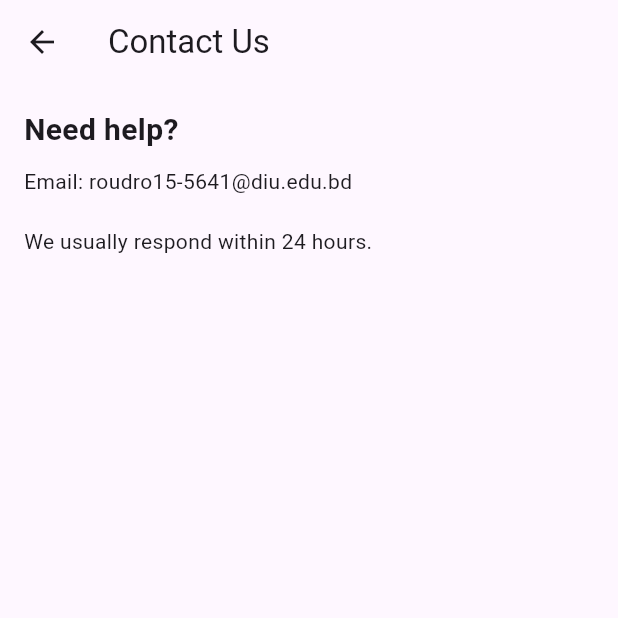
After one commit to sadmanhossainroudro13/Project_DIU_SWAP, a Flutter app: the screen it shows once a user with an empty profile is signed in, item 4 of the bottom bar chosen, after a tap on "Contact Us", on a phone screen of 412 x 824 dp, the top half of it. The commit adds this screen. Run offline on Flutter 3.47's test engine with Material 3 defaults, Android fonts, the phone set to English and light mode, and no system bars; our stand-ins replace cloud_firestore, firebase_auth, firebase_core, firebase_storage, image_picker; accounts and stored records are empty.

Commit message:
UI polish and remove unnecessary functionalities

```diff
--- a/lib/main.dart
+++ b/lib/main.dart
@@ -1,10 +1,10 @@
 import 'package:firebase_auth/firebase_auth.dart';
 import 'package:flutter/material.dart';
 import 'package:firebase_core/firebase_core.dart';
-import 'package:project_diu_swap/login_screen/login_screen.dart';
+import 'package:project_diu_swap/screens/login_screen/login_screen.dart';
 import 'package:project_diu_swap/screens/home/home_page.dart';
 import 'package:project_diu_swap/screens/main_screen.dart';
-import 'package:project_diu_swap/screens/signup_screen.dart';
+import 'package:project_diu_swap/screens/sign_up/signup_screen.dart';
 
 void main() async {
   WidgetsFlutterBinding.ensureInitialized();
--- a/lib/screens/home/home_page.dart
+++ b/lib/screens/home/home_page.dart
@@ -4,7 +4,7 @@ import 'package:project_diu_swap/screens/home/widgets/search_bar.dart';
 import 'package:project_diu_swap/widgets/bold_text.dart';
 import 'package:project_diu_swap/screens/home/widgets/categories_sort.dart';
 import 'package:project_diu_swap/screens/home/widgets/home_appbar.dart';
-import 'package:project_diu_swap/screens/home/widgets/latestListing_seeAll.dart';
+
 import 'package:project_diu_swap/screens/home/widgets/latest_listing_card.dart';
 
 class Homepage extends StatefulWidget {
@@ -39,12 +39,12 @@ class _HomepageState extends State<Homepage> {
                       },
                     ),
                   ),
-
-                  IconButton(onPressed: () {}, icon: Icon(Icons.filter_alt)),
                 ],
               ),
 
-              LatestlistingSeeall(str: "Categories"),
+              SizedBox(height: 10),
+
+              BoldText(str: "Categories", fontSize: 25),
 
               //Category Section
               CategoriesSort(
@@ -56,8 +56,10 @@ class _HomepageState extends State<Homepage> {
                 },
               ),
 
-              //Latest listing and see all
-              LatestlistingSeeall(str: "Latest Listing"),
+              SizedBox(height: 10),
+
+              //Latest listing
+              BoldText(str: "Latest Listing", fontSize: 25),
 
               //Latese Listing Card
               LatestListingCard(
--- a/lib/screens/home/product_details.dart
+++ b/lib/screens/home/product_details.dart
@@ -148,7 +148,7 @@ class _ProductDetailsState extends State<ProductDetails> {
                         ],
                       ),
 
-                      //Favourite
+                      // //Favourite
                       // IconButton(
                       //   onPressed: () {
                       //     setState(() {
--- a/lib/screens/my_posts/my_post.dart
+++ b/lib/screens/my_posts/my_post.dart
@@ -16,7 +16,10 @@ class _MyPostState extends State<MyPost> {
     final userId = FirebaseAuth.instance.currentUser!.uid;
     return Scaffold(
       appBar: AppBar(
-        title: Text("My Listing"),
+        title: Text(
+          "My Listing",
+          style: TextStyle(fontWeight: FontWeight.bold),
+        ),
         centerTitle: true,
         backgroundColor: Colors.black87,
         foregroundColor: Colors.white,
--- /dev/null
+++ b/lib/screens/profile_page/pages/contact_us.dart
@@ -0,0 +1,29 @@
+import 'package:flutter/material.dart';
+
+class ContactUsScreen extends StatelessWidget {
+  const ContactUsScreen({super.key});
+
+  @override
+  Widget build(BuildContext context) {
+    return Scaffold(
+      appBar: AppBar(title: Text("Contact Us")),
+      body: Padding(
+        padding: const EdgeInsets.all(16),
+        child: Column(
+          crossAxisAlignment: CrossAxisAlignment.start,
+          children: [
+            Text(
+              "Need help?",
+              style: TextStyle(fontSize: 20, fontWeight: FontWeight.bold),
+            ),
+            SizedBox(height: 10),
+            Text("Email: roudro15-5641@diu.edu.bd"),
+
+            SizedBox(height: 20),
+            Text("We usually respond within 24 hours."),
+          ],
+        ),
+      ),
+    );
+  }
+}
--- a/lib/screens/profile_page/profile_screen.dart
+++ b/lib/screens/profile_page/profile_screen.dart
@@ -2,6 +2,10 @@ import 'package:cloud_firestore/cloud_firestore.dart';
 import 'package:flutter/material.dart';
 import 'package:firebase_auth/firebase_auth.dart';
 import 'package:project_diu_swap/screens/main_screen.dart';
+import 'package:project_diu_swap/screens/profile_page/pages/contact_us.dart';
+import 'package:project_diu_swap/screens/profile_page/pages/privacy_policy.dart';
+import 'package:project_diu_swap/screens/profile_page/pages/terms_page.dart';
+import 'package:project_diu_swap/screens/profile_page/widgets/tile.dart';
 
 class ProfileScreen extends StatefulWidget {
   ProfileScreen({super.key});
@@ -24,7 +28,7 @@ class _ProfileScreenState extends State<ProfileScreen> {
       backgroundColor: Colors.grey[200],
 
       appBar: AppBar(
-        title: Text("Profile"),
+        title: Text("Profile", style: TextStyle(fontWeight: FontWeight.bold)),
         centerTitle: true,
         backgroundColor: Colors.black87,
         foregroundColor: Colors.white,
@@ -118,10 +122,42 @@ class _ProfileScreenState extends State<ProfileScreen> {
 
                     child: Column(
                       children: [
-                        _tile(Icons.contact_mail, "Contact Us", () {}),
-                        _tile(Icons.help_outline, "Get Help", () {}),
-                        _tile(Icons.privacy_tip, "Privacy Policy", () {}),
-                        _tile(Icons.description, "Terms & Conditions", () {}),
+                        CustomTile(
+                          chooseIcon: Icons.contact_mail,
+                          title: "Contact Us",
+                          onTap: () {
+                            Navigator.push(
+                              context,
+                              MaterialPageRoute(
+                                builder: (_) => ContactUsScreen(),
+                              ),
+                            );
+                          },
+                        ),
+
+                        CustomTile(
+                          chooseIcon: Icons.privacy_tip,
+                          title: "Privacy Policy",
+                          onTap: () {
+                            Navigator.push(
+                              context,
+                              MaterialPageRoute(
+                                builder: (_) => PrivacyPolicyScreen(),
+                              ),
+                            );
+                          },
+                        ),
+
+                        CustomTile(
+                          chooseIcon: Icons.description,
+                          title: "Terms & Conditions",
+                          onTap: () {
+                            Navigator.push(
+                              context,
+                              MaterialPageRoute(builder: (_) => TermsScreen()),
+                            );
+                          },
+                        ),
                       ],
                     ),
                   ),
@@ -153,14 +189,4 @@ class _ProfileScreenState extends State<ProfileScreen> {
       ),
     );
   }
-
-  //  reusable tile
-  Widget _tile(IconData icon, String title, VoidCallback onTap) {
-    return ListTile(
-      leading: Icon(icon),
-      title: Text(title),
-      trailing: Icon(Icons.arrow_forward_ios, size: 16),
-      onTap: onTap,
-    );
-  }
 }
```
Also changed, not shown: lib/screens/home/widgets/latestListing_seeAll.dart (deleted, +0 -23 lines), lib/screens/profile_page/pages/privacy_policy.dart (added, +20 -0 lines), lib/screens/profile_page/pages/terms_page.dart (added, +22 -0 lines), lib/screens/profile_page/widgets/tile.dart (added, +24 -0 lines), lib/screens/sign_up/signup_screen.dart (renamed from lib/screens/signup_screen.dart, +30 -0 lines), lib/screens/login_screen/login_screen.dart (renamed from lib/login_screen/login_screen.dart).
